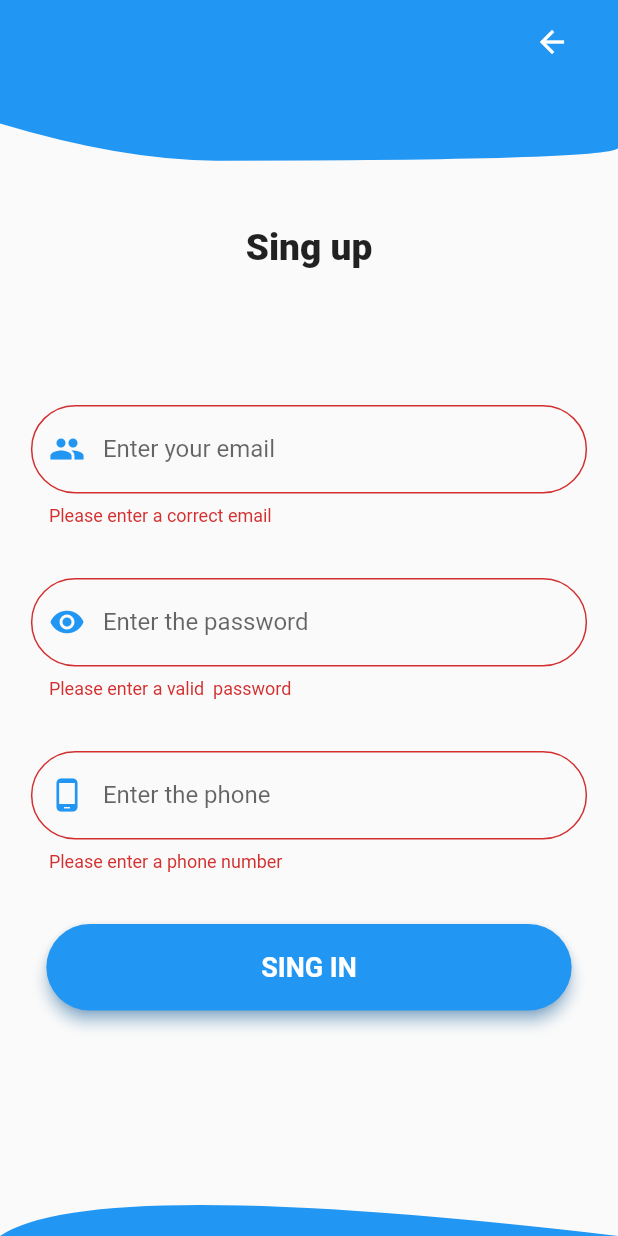
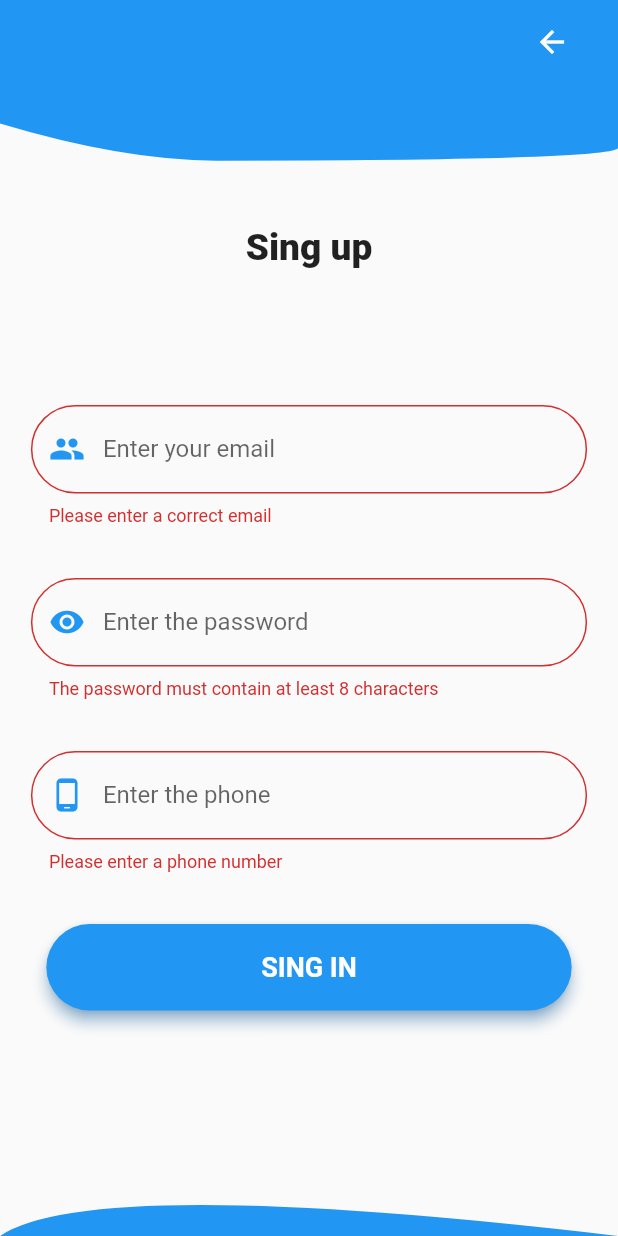
Before and after one commit to AxelRuLo/entryTest, a Flutter app: the SignInScreen screen opened by its route, after a tap on "SING IN", on a phone screen of 412 x 824 dp. Run offline on Flutter 3.47's test engine with Material 2 defaults, Android fonts, the phone set to English and light mode, and no system bars.

Commit message:
complete first stable version

```diff
--- a/lib/main.dart
+++ b/lib/main.dart
@@ -19,6 +19,7 @@ class MyApp extends StatelessWidget {
       routes: {
         'singIn': (context) => const SignInScreen(),
         'login': (context) => const LoginScreen(),
+        'home': (context) => const HomeScreen(),
       },
     );
   }
--- a/lib/pages/pages.dart
+++ b/lib/pages/pages.dart
@@ -1,3 +1,4 @@
+export 'package:proyect_test/pages/home/home_page.dart';
 export 'package:proyect_test/pages/splashes/splash_view_register.dart';
 export 'package:proyect_test/pages/splashes/splash_view.dart';
 export 'package:proyect_test/pages/signIn/sign_in.dart';
--- a/lib/pages/signIn/sign_in.dart
+++ b/lib/pages/signIn/sign_in.dart
@@ -2,6 +2,7 @@ import 'package:flutter/material.dart';
 
 import 'package:proyect_test/pages/splashes/splash_view_register.dart';
 import 'package:proyect_test/services/sessions.dart';
+import 'package:proyect_test/widgets/alert_dialog.dart';
 
 class SignInScreen extends StatelessWidget {
   const SignInScreen({Key? key}) : super(key: key);
@@ -175,7 +176,7 @@ class _SingUpFormState extends State<SingUpForm> {
                 ),
                 validator: (value) {
                   if (value == null || value.isEmpty || value.length < 8) {
-                    return 'Please enter a valid  password';
+                    return 'The password must contain at least 8 characters';
                   }
                   return null;
                 },
@@ -229,17 +230,25 @@ class _SingUpFormState extends State<SingUpForm> {
                     borderRadius: BorderRadius.circular(32.0)),
                 minimumSize: Size(width * 0.85, height * 0.07),
               ),
-              onPressed: () async{
-
+              onPressed: () async {
                 if (_formKey.currentState!.validate()) {
                   var session = Sessions();
-                  var response = await session.getSignUP(email, password, phone);
-                  print(response);
-                  ScaffoldMessenger.of(context).showSnackBar(
-                     SnackBar(
-                      content: Text(response),
-                    ),
-                  );
+                  var response =
+                      await session.getSignUP(email, password, phone);
+                  if (response == "0") {
+                    showDialog<void>(
+                      context: context,
+                      builder: (_) => const AlertWidget(
+                        mensaje: "Can't create the user",
+                      ),
+                    );
+                  } else {
+                    showDialog<void>(
+                        context: context,
+                        builder: (_) => const AlertWidget(
+                              mensaje: "Created correctly",
+                            ));
+                  }
                 }
               },
               child: const Text(
```
Also changed, not shown: lib/pages/home/home_page.dart (added, +14 -0 lines), lib/pages/login/login.dart (+12 -5 lines), lib/services/sessions.dart (+6 -7 lines), lib/widgets/alert_dialog.dart (added, +22 -0 lines).
